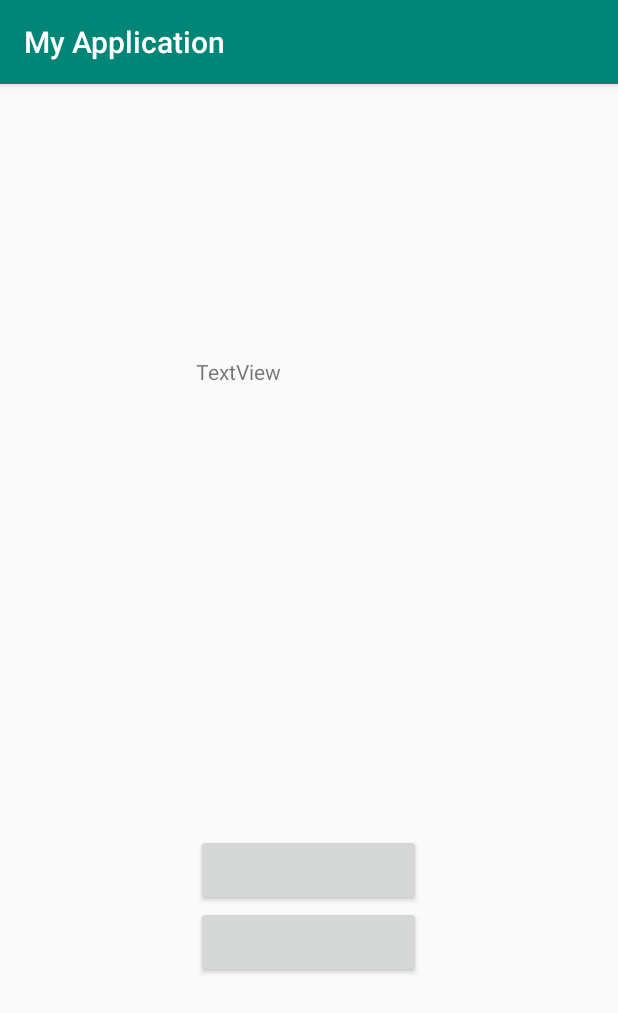
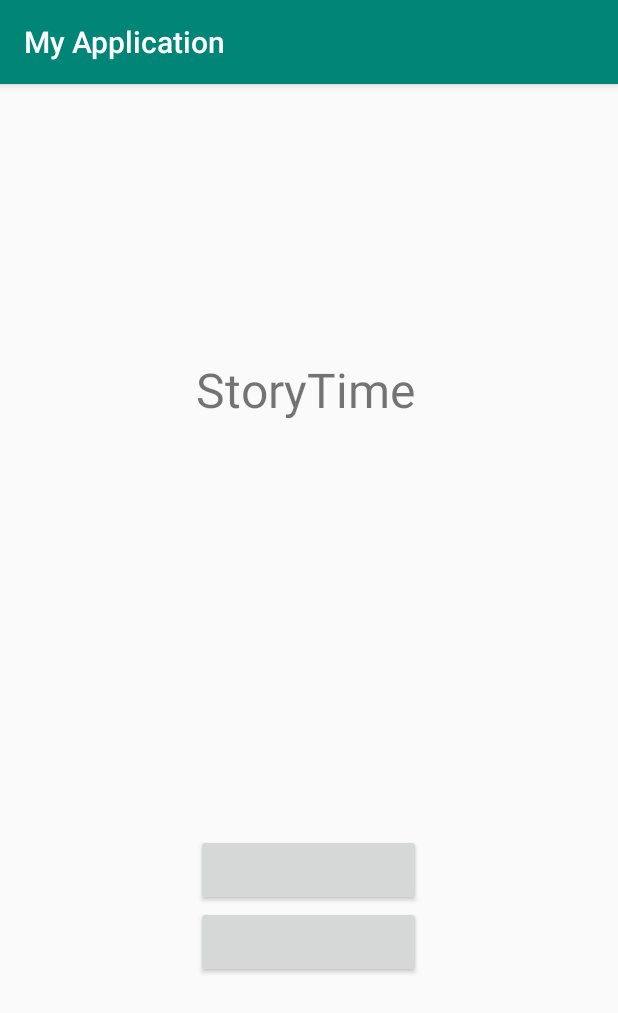
Before and after one commit to peacelovesapples/StoryTime, an Android app: the screen it shows after launch (MainActivity), on a phone screen of 412 x 824 dp. Shown: the top 1013 px of the screen. Run offline under Robolectric (Android 15) with nearby library versions, the phone set to English and light mode, and no system bars.

Commit message:
game-over bro

```diff
--- a/app/src/main/res/layout/activity_main.xml
+++ b/app/src/main/res/layout/activity_main.xml
@@ -48,5 +48,6 @@
         android:layout_alignStart="@+id/buttons"
         android:layout_alignParentTop="true"
         android:layout_marginTop="182dp"
-        android:text="TextView" />
+        android:text="StoryTime"
+        android:textSize="32sp" />
 </RelativeLayout>
```
